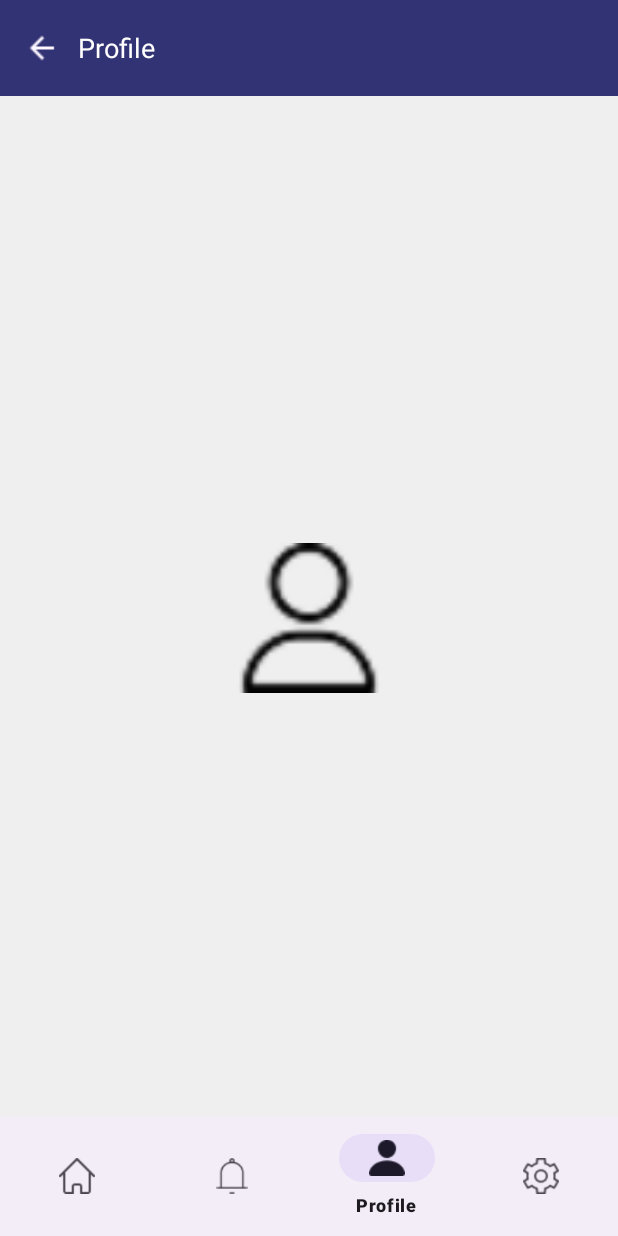
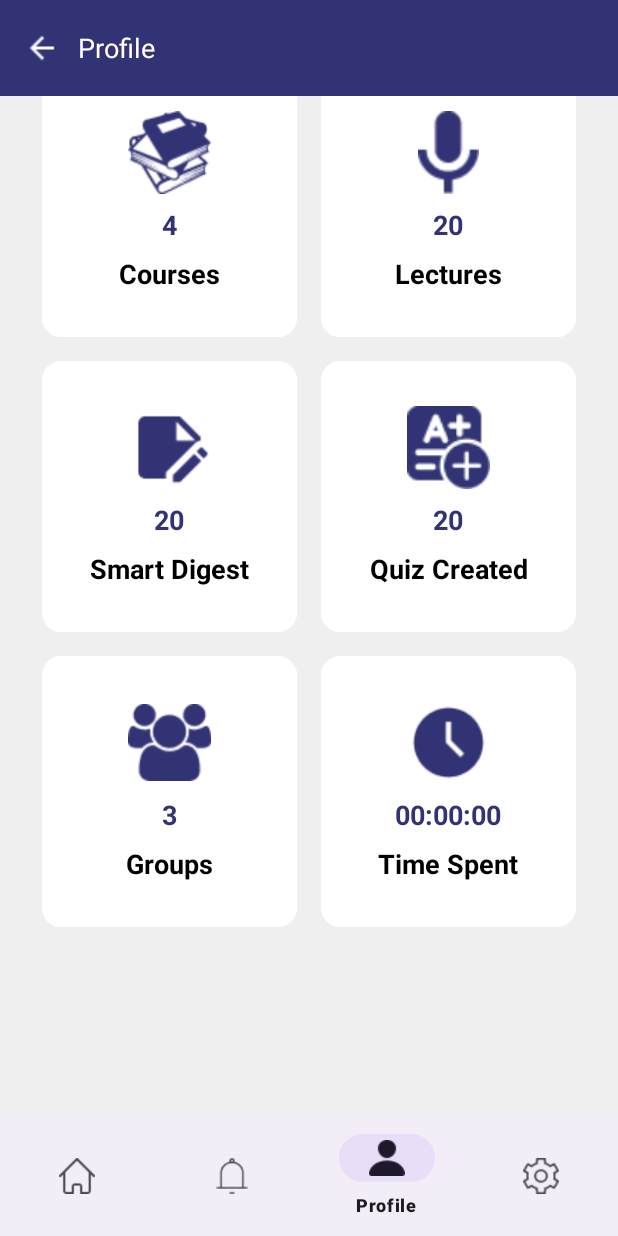
Before and after one commit to JawadAhmadKhan04/AIPowered_Study_Assistant_App, an Android app: the HomeFragment screen opened directly, with no data from a screen before it, item 3 of the bottom bar chosen, on a phone screen of 412 x 824 dp. Run offline under Robolectric (Android 15) with nearby library versions, the phone set to English and light mode, and no system bars; our stand-ins replace Firebase (no records; nobody signed in at launch, a user with empty details on screens opened directly); 1 statement that could not run was skipped.

Commit message:
Done with Profile and Home Fragments

```diff
--- a/app/build.gradle.kts
+++ b/app/build.gradle.kts
@@ -55,6 +55,7 @@ dependencies {
     implementation(libs.androidx.credentials.play.services.auth)
     implementation(libs.googleid)
     implementation(libs.androidx.media3.common.ktx)
+    implementation(libs.androidx.gridlayout)
     testImplementation(libs.junit)
     androidTestImplementation(libs.androidx.junit)
     androidTestImplementation(libs.androidx.espresso.core)
--- a/app/src/main/java/com/musketeers_and_me/ai_powered_study_assistant_app/MainActivity.kt
+++ b/app/src/main/java/com/musketeers_and_me/ai_powered_study_assistant_app/MainActivity.kt
@@ -57,6 +57,12 @@ class MainActivity : AppCompatActivity() {
                 }
             }
         })
+//
+//        // Setup toolbar
+//        setSupportActionBar(findViewById(R.id.toolbar))
+//        supportActionBar?.setDisplayHomeAsUpEnabled(true)
+//        supportActionBar?.title = "Quiz Center"
+
 
         // ------------------ TOP TOOL BAR START ----------------------------------
         val toolbar = findViewById<Toolbar>(R.id.customToolbar)
--- /dev/null
+++ b/app/src/main/java/com/musketeers_and_me/ai_powered_study_assistant_app/Models/CardItem.kt
@@ -0,0 +1,7 @@
+package com.musketeers_and_me.ai_powered_study_assistant_app.Models
+
+data class CardItem(
+    val title: String,
+    val iconResId: Int,
+    val value: String = "" // Optional: default empty for screens that don't need it
+)
--- /dev/null
+++ b/app/src/main/java/com/musketeers_and_me/ai_powered_study_assistant_app/OuterStructure/Home/HomeCardAdapter.kt
@@ -0,0 +1,40 @@
+package com.musketeers_and_me.ai_powered_study_assistant_app.OuterStructure.Home
+
+import android.view.LayoutInflater
+import android.view.View
+import android.view.ViewGroup
+import android.widget.ImageView
+import android.widget.TextView
+import androidx.recyclerview.widget.RecyclerView
+import com.musketeers_and_me.ai_powered_study_assistant_app.Models.CardItem
+import com.musketeers_and_me.ai_powered_study_assistant_app.R
+
+
+class CardAdapter(
+    private val cardList: List<CardItem>,
+    private val onItemClick: (CardItem) -> Unit
+) : RecyclerView.Adapter<CardAdapter.CardViewHolder>() {
+
+    inner class CardViewHolder(itemView: View) : RecyclerView.ViewHolder(itemView) {
+        val icon: ImageView = itemView.findViewById(R.id.card_icon)
+        val title: TextView = itemView.findViewById(R.id.card_title)
+
+        fun bind(card: CardItem) {
+            icon.setImageResource(card.iconResId)
+            title.text = card.title
+            itemView.setOnClickListener { onItemClick(card) }
+        }
+    }
+
+    override fun onCreateViewHolder(parent: ViewGroup, viewType: Int): CardViewHolder {
+        val view = LayoutInflater.from(parent.context)
+            .inflate(R.layout.item_card, parent, false)
+        return CardViewHolder(view)
+    }
+
+    override fun onBindViewHolder(holder: CardViewHolder, position: Int) {
+        holder.bind(cardList[position])
+    }
+
+    override fun getItemCount() = cardList.size
+}
--- a/app/src/main/java/com/musketeers_and_me/ai_powered_study_assistant_app/OuterStructure/Home/HomeFragment.kt
+++ b/app/src/main/java/com/musketeers_and_me/ai_powered_study_assistant_app/OuterStructure/Home/HomeFragment.kt
@@ -5,34 +5,53 @@ import android.os.Bundle
 import android.view.LayoutInflater
 import android.view.View
 import android.view.ViewGroup
-import android.widget.Button
-import android.widget.ImageView
-import android.widget.TextView
-import androidx.appcompat.app.AppCompatActivity
 import androidx.fragment.app.Fragment
+import androidx.recyclerview.widget.GridLayoutManager
+import androidx.recyclerview.widget.RecyclerView
 import com.musketeers_and_me.ai_powered_study_assistant_app.MainActivity
+import com.musketeers_and_me.ai_powered_study_assistant_app.Models.CardItem
 import com.musketeers_and_me.ai_powered_study_assistant_app.QuizCenter.QuizCenterActivity
 import com.musketeers_and_me.ai_powered_study_assistant_app.R
-
 
 class HomeFragment : Fragment() {
 
     override fun onCreateView(
         inflater: LayoutInflater, container: ViewGroup?,
         savedInstanceState: Bundle?
-    ): View? {
+    ): View {
+        // Set dynamic toolbar and bottom nav icon
         (activity as? MainActivity)?.apply {
             updateToolbar("Home", R.drawable.home_logo_top_bar)
-            updateBottomNavIcon(R.id.nav_home, R.drawable.home_navbar_selected) // optional dynamic nav icon
+            updateBottomNavIcon(R.id.nav_home, R.drawable.home_navbar_selected)
         }
+
         return inflater.inflate(R.layout.fragment_home, container, false)
     }
+
     override fun onViewCreated(view: View, savedInstanceState: Bundle?) {
         super.onViewCreated(view, savedInstanceState)
 
-        view.findViewById<Button>(R.id.btnQuizCenter).setOnClickListener {
-            val intent = Intent(requireContext(), QuizCenterActivity::class.java)
-            startActivity(intent)
+        val cardList = listOf(
+            CardItem("My Courses", R.drawable.courses),
+            CardItem("Quiz Center", R.drawable.quiz),
+            CardItem("Group Study", R.drawable.group_study)
+            // Add more cards as needed
+        )
+
+        val recyclerView = view.findViewById<RecyclerView>(R.id.cardRecyclerView)
+        recyclerView.layoutManager = GridLayoutManager(requireContext(), 2)
+        recyclerView.adapter = CardAdapter(cardList) { card ->
+            when (card.title) {
+                "Quiz Center" -> {
+                    startActivity(Intent(requireContext(), QuizCenterActivity::class.java))
+                }
+                "My Courses" -> {
+                    // Handle My Courses click
+                }
+                "Group Study" -> {
+                    // Handle Group Study click
+                }
+            }
         }
     }
 }
--- /dev/null
+++ b/app/src/main/java/com/musketeers_and_me/ai_powered_study_assistant_app/OuterStructure/Profile/ProfileCardAdapter.kt
@@ -0,0 +1,34 @@
+package com.musketeers_and_me.ai_powered_study_assistant_app.OuterStructure.Profile
+
+import android.view.LayoutInflater
+import android.view.View
+import android.view.ViewGroup
+import android.widget.ImageView
+import android.widget.TextView
+import androidx.recyclerview.widget.RecyclerView
+import com.musketeers_and_me.ai_powered_study_assistant_app.Models.CardItem
+import com.musketeers_and_me.ai_powered_study_assistant_app.R
+
+
+class ProfileCardAdapter(private val cardList: List<CardItem>) : RecyclerView.Adapter<ProfileCardAdapter.CardViewHolder>() {
+
+    inner class CardViewHolder(itemView: View) : RecyclerView.ViewHolder(itemView) {
+        val icon: ImageView = itemView.findViewById(R.id.card_icon)
+        val title: TextView = itemView.findViewById(R.id.card_title)
+        val value: TextView = itemView.findViewById(R.id.card_value)
+    }
+
+    override fun onCreateViewHolder(parent: ViewGroup, viewType: Int): CardViewHolder {
+        val view = LayoutInflater.from(parent.context).inflate(R.layout.item_card, parent, false)
+        return CardViewHolder(view)
+    }
+
+    override fun onBindViewHolder(holder: CardViewHolder, position: Int) {
+        val item = cardList[position]
+        holder.icon.setImageResource(item.iconResId)
+        holder.title.text = item.title
+        holder.value.text = item.value
+    }
+
+    override fun getItemCount() = cardList.size
+}
--- a/app/src/main/java/com/musketeers_and_me/ai_powered_study_assistant_app/OuterStructure/Profile/ProfileFragment.kt
+++ b/app/src/main/java/com/musketeers_and_me/ai_powered_study_assistant_app/OuterStructure/Profile/ProfileFragment.kt
@@ -5,8 +5,12 @@ import android.view.LayoutInflater
 import android.view.View
 import android.view.ViewGroup
 import androidx.fragment.app.Fragment
+import androidx.recyclerview.widget.GridLayoutManager
+import androidx.recyclerview.widget.RecyclerView
 import com.musketeers_and_me.ai_powered_study_assistant_app.MainActivity
+import com.musketeers_and_me.ai_powered_study_assistant_app.Models.CardItem
 import com.musketeers_and_me.ai_powered_study_assistant_app.R
+
 
 
 class ProfileFragment : Fragment() {
@@ -21,4 +25,24 @@ class ProfileFragment : Fragment() {
         }
         return inflater.inflate(R.layout.fragment_profile, container, false)
     }
+
+    override fun onViewCreated(view: View, savedInstanceState: Bundle?) {
+        super.onViewCreated(view, savedInstanceState)
+
+        val profileCards = listOf(
+            CardItem("Courses", R.drawable.courses, "4"),
+            CardItem("Lectures", R.drawable.lectures, "20"),
+            CardItem("Smart Digest", R.drawable.smart_digest, "20"),
+            CardItem("Quiz Created", R.drawable.quiz, "20"),
+            CardItem("Groups", R.drawable.group_study, "3"),
+            CardItem("Time Spent", R.drawable.clock, "00:00:00")
+        )
+
+        val recyclerView = view.findViewById<RecyclerView>(R.id.cardRecyclerView)
+
+        recyclerView.layoutManager = GridLayoutManager(requireContext(), 2)
+        recyclerView.adapter = ProfileCardAdapter(profileCards)
+
+    }
+
 }
--- /dev/null
+++ b/app/src/main/res/drawable/card_background.xml
@@ -0,0 +1,6 @@
+<shape xmlns:android="http://schemas.android.com/apk/res/android"
+    android:shape="rectangle">
+    <solid android:color="@android:color/white" />
+    <corners android:radius="12dp" />
+    <stroke android:color="@color/white" android:width="1dp"/>
+</shape>
--- a/app/src/main/res/layout/fragment_profile.xml
+++ b/app/src/main/res/layout/fragment_profile.xml
@@ -1,14 +1,38 @@
-<?xml version="1.0" encoding="utf-8"?>
-<RelativeLayout xmlns:android="http://schemas.android.com/apk/res/android"
+<LinearLayout xmlns:android="http://schemas.android.com/apk/res/android"
+    xmlns:app="http://schemas.android.com/apk/res-auto"
     android:layout_width="match_parent"
-    android:layout_height="match_parent">
+    android:layout_height="match_parent"
+    android:orientation="vertical"
+    android:background="@color/background_color">
 
-    <ImageView
-        android:layout_width="100dp"
-        android:layout_height="100dp"
-        android:src="@drawable/profile_navbar"
-        android:layout_centerInParent="true"
-        />
+    <!-- Dynamic Top Toolbar -->
+    <!-- <include layout="@layout/toolbar_home" /> -->
 
+    <ScrollView
+        android:layout_width="match_parent"
+        android:layout_height="0dp"
+        android:layout_weight="1"
+        android:padding="16dp">
 
-</RelativeLayout>
+        <LinearLayout
+            android:layout_width="match_parent"
+            android:layout_height="wrap_content"
+            android:orientation="vertical"
+            android:gravity="center_horizontal">
+
+            <!-- GridLayout of options -->
+            <!-- GridLayout of options -->
+            <androidx.recyclerview.widget.RecyclerView
+                android:id="@+id/cardRecyclerView"
+                android:layout_width="match_parent"
+                android:layout_height="wrap_content"
+                android:layout_marginTop="16dp"
+                android:clipToPadding="false"
+                android:padding="4dp" />
+        </LinearLayout>
+    </ScrollView>
+
+    <!-- Dynamic Bottom Navigation -->
+    <!-- <include layout="@layout/bottom_nav" /> -->
+
+</LinearLayout>
--- a/app/src/main/res/layout/fragment_signup.xml
+++ b/app/src/main/res/layout/fragment_signup.xml
@@ -125,7 +125,7 @@
             android:id="@+id/signup_btn"
             android:layout_width="match_parent"
             android:layout_height="wrap_content"
-            android:text="Login"
+            android:text="SignIp"
             android:layout_marginTop="16dp"
             android:backgroundTint="#3F51B5"
             android:textColor="@android:color/white"/>
--- /dev/null
+++ b/app/src/main/res/layout/item_card.xml
@@ -0,0 +1,37 @@
+<?xml version="1.0" encoding="utf-8"?>
+<LinearLayout xmlns:android="http://schemas.android.com/apk/res/android"
+    android:layout_width="match_parent"
+    android:layout_height="wrap_content"
+    android:orientation="vertical"
+    android:background="@drawable/card_background"
+    android:layout_margin="8dp"
+    android:padding="30dp"
+    android:gravity="center">
+
+    <ImageView
+        android:id="@+id/card_icon"
+        android:layout_width="55dp"
+        android:layout_height="55dp"
+        android:src="@drawable/ic_launcher_background" />
+
+    <TextView
+        android:id="@+id/card_value"
+        android:layout_width="wrap_content"
+        android:layout_height="wrap_content"
+        android:text="42"
+        android:textColor="@color/primary"
+        android:textSize="18sp"
+        android:textStyle="bold"
+        android:layout_marginTop="8dp" />
+
+    <TextView
+        android:id="@+id/card_title"
+        android:layout_width="wrap_content"
+        android:layout_height="wrap_content"
+        android:text="Title"
+        android:gravity="center"
+        android:textColor="@color/black"
+        android:textSize="18sp"
+        android:layout_marginTop="8dp"
+        android:textStyle="bold" />
+</LinearLayout>
--- a/app/src/main/res/layout/item_notification.xml
+++ b/app/src/main/res/layout/item_notification.xml
@@ -11,6 +11,7 @@
     <RelativeLayout
         android:layout_width="match_parent"
         android:layout_height="wrap_content"
+        android:background="@color/white"
         android:padding="16dp">
 
         <LinearLayout
--- a/gradle/libs.versions.toml
+++ b/gradle/libs.versions.toml
@@ -17,6 +17,7 @@ googleid = "1.1.1"
 materialVersion = "1.5.0"
 media3CommonKtx = "1.6.1"
 viewpager2 = "1.1.0"
+gridlayout = "1.1.0"
 
 [libraries]
 androidx-core-ktx = { group = "androidx.core", name = "core-ktx", version.ref = "coreKtx" }
@@ -34,6 +35,7 @@ androidx-credentials-play-services-auth = { group = "androidx.credentials", name
 googleid = { group = "com.google.android.libraries.identity.googleid", name = "googleid", version.ref = "googleid" }
 androidx-media3-common-ktx = { group = "androidx.media3", name = "media3-common-ktx", version.ref = "media3CommonKtx" }
 material-v150 = { module = "com.google.android.material:material", version.ref = "materialVersion" }
+androidx-gridlayout = { group = "androidx.gridlayout", name = "gridlayout", version.ref = "gridlayout" }
 
 [plugins]
 android-application = { id = "com.android.application", version.ref = "agp" }
```
Also changed, not shown: app/src/main/res/layout/fragment_home.xml (+56 -19 lines), app/src/main/res/drawable/clock.png (renamed from app/src/main/res/drawable/time_spent.png), app/src/main/res/drawable/lectures.png (added).
